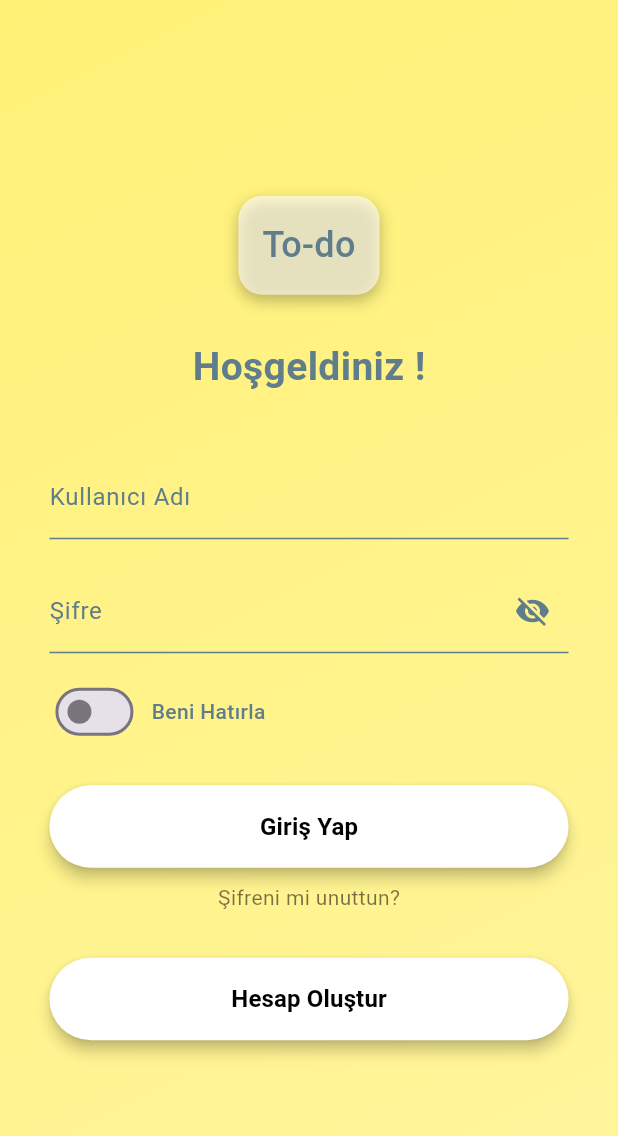
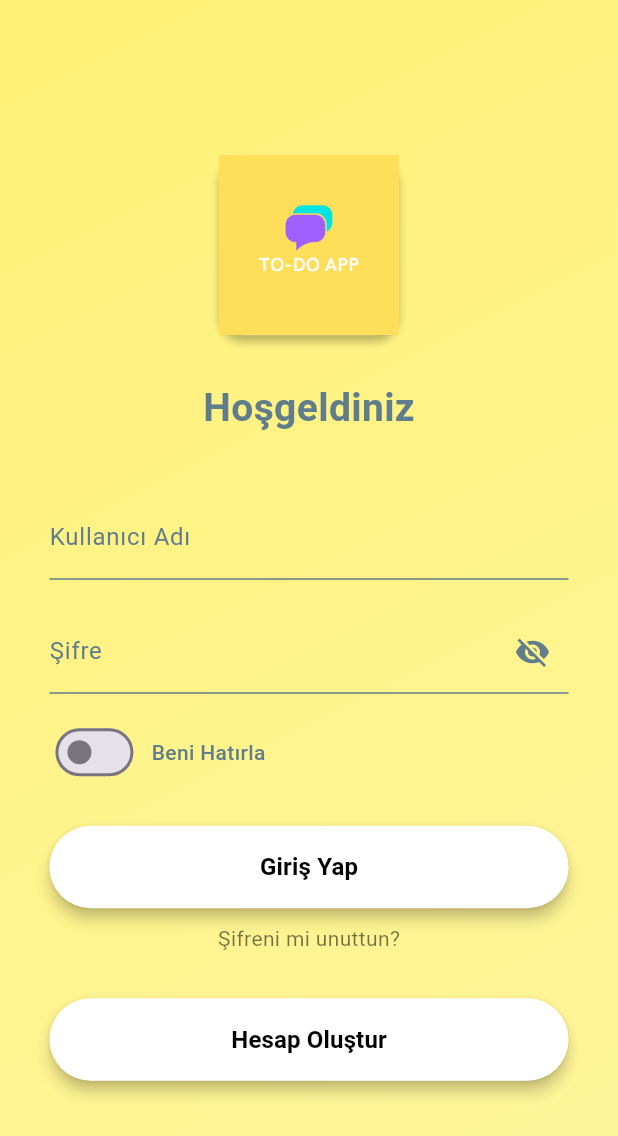
Before and after one commit to btnahmet/todo_app_gelismis, a Flutter app: the screen it shows after launch, on a phone screen of 412 x 824 dp. Shown: the top 1136 px of the screen. Run offline on Flutter 3.47's test engine with Material 3 defaults, Android fonts, the light colour scheme and no system bars; our stand-ins replace dio, shared_preferences, sqflite; accounts and stored records are empty; network calls fail.

Commit message:
Login Ekranında İcon Düzenlendi.

```diff
--- a/lib/screens/login_screen.dart
+++ b/lib/screens/login_screen.dart
@@ -165,25 +165,23 @@ class _LoginScreenState extends State<LoginScreen> {
 
                       // Logo Container
                       Container(
-                        padding: EdgeInsets.all(isTablet ? 24 : 16),
+                        padding: EdgeInsets.all(isTablet ? 0 : 0),
                         decoration: BoxDecoration(
                           color: Colors.white.withOpacity(0.6),
                           borderRadius: BorderRadius.circular(isTablet ? 20 : 16),
                           boxShadow: const [
                             BoxShadow(
                               color: Colors.black26,
-                              blurRadius: 8,
+                              blurRadius: 4,
                               offset: Offset(0, 4),
                             ),
                           ],
                         ),
-                        child: Text(
-                          'To-do',
-                          style: TextStyle(
-                            fontSize: isTablet ? 32 : 24,
-                            color: Colors.blueGrey,
-                            fontWeight: FontWeight.w500,
-                          ),
+                        child: Image.asset(
+                          'assets/icon.png',
+                          width: isTablet ? 160 : 120,
+                          height: isTablet ? 160 : 120,
+                          fit: BoxFit.contain,
                         ),
                       ),
 
@@ -191,7 +189,7 @@ class _LoginScreenState extends State<LoginScreen> {
 
                       // Welcome Text
                       Text(
-                        'Hoşgeldiniz !',
+                        'Hoşgeldiniz',
                         style: TextStyle(
                           fontSize: isTablet ? 32 : 26,
                           fontWeight: FontWeight.bold,
--- a/pubspec.yaml
+++ b/pubspec.yaml
@@ -65,9 +65,9 @@ flutter:
   uses-material-design: true
 
   # To add assets to your application, add an assets section, like this:
-  # assets:
-  #   - images/a_dot_burr.jpeg
-  #   - images/a_dot_ham.jpeg
+  assets:
+    - assets/
+    - assets/icon.png
 
   # An image asset can refer to one or more resolution-specific "variants", see
   # https://flutter.dev/assets-and-images/#resolution-aware
```
Also changed, not shown: assets/icon.png (added).
